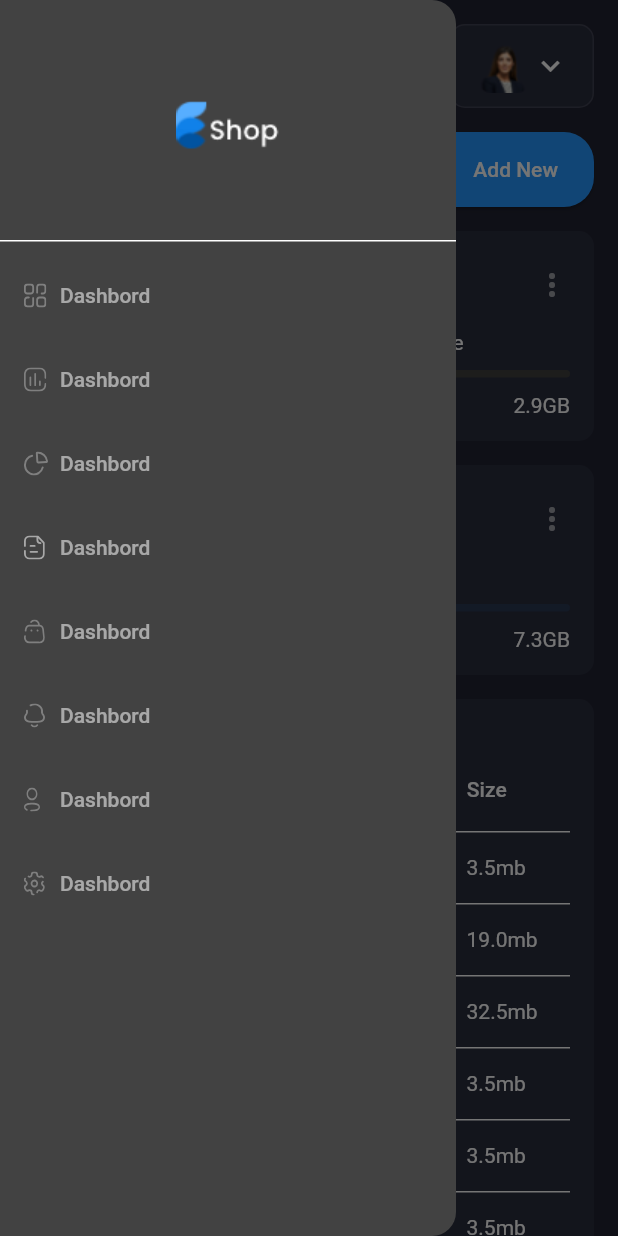
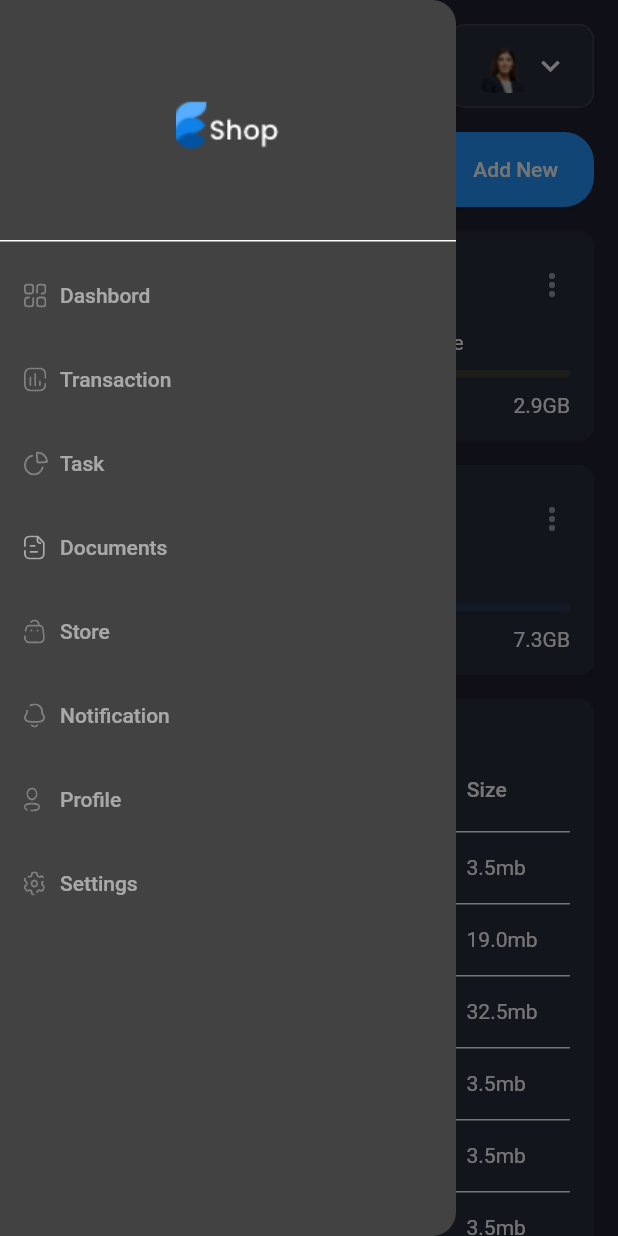
Before and after one commit to fayis-ak/responsive_storage_app, a Flutter app: the screen it shows after launch, with the side drawer open, on a phone screen of 412 x 824 dp. Run offline on Flutter 3.47's test engine with Material 2 defaults, Android fonts, the light colour scheme and no system bars; our stand-ins replace fl_chart, flutter_svg.

Commit message:
new edited

```diff
--- a/lib/responsive/main_screen.dart
+++ b/lib/responsive/main_screen.dart
@@ -46,49 +46,53 @@ class MainScreen extends StatelessWidget {
                           press: (){},
                           ),
                         DrawerListView(
-                          title: "Dashbord",
+                          title: "Transaction",
                           svgSrc: "assets/icons/menu_tran.svg",
                           press: (){},
                           ),
                          DrawerListView(
-                          title: "Dashbord",
+                          title: "Task",
                           svgSrc: "assets/icons/menu_task.svg",
                           press: (){},
                           ),
 
                            DrawerListView(
-                          title: "Dashbord",
+                          title: "Documents",
                           svgSrc: "assets/icons/menu_doc.svg",
                           press: (){},
                           ),
 
                            DrawerListView(
-                          title: "Dashbord",
+                          title: "Store",
                           svgSrc:"assets/icons/menu_store.svg",
                           press: (){},
                           ),
 
                            DrawerListView(
-                          title: "Dashbord",
+                          title: "Notification",
                           svgSrc: "assets/icons/menu_notification.svg",
                           press: (){},
                           ),
 
                            DrawerListView(
-                          title: "Dashbord",
+                          title: "Profile",
                           svgSrc: "assets/icons/menu_profile.svg",
                           press: (){},
                           ),
 
                            DrawerListView(
-                          title: "Dashbord",
+                          title: "Settings",
                           svgSrc: "assets/icons/menu_setting.svg",
                           press: (){},
                           ),
 
+
                         ],
+
                   ),
+
                 ),
+
               );
   }
 }
```
Also changed, not shown: lib/responsive/side_menu.dart (deleted).
